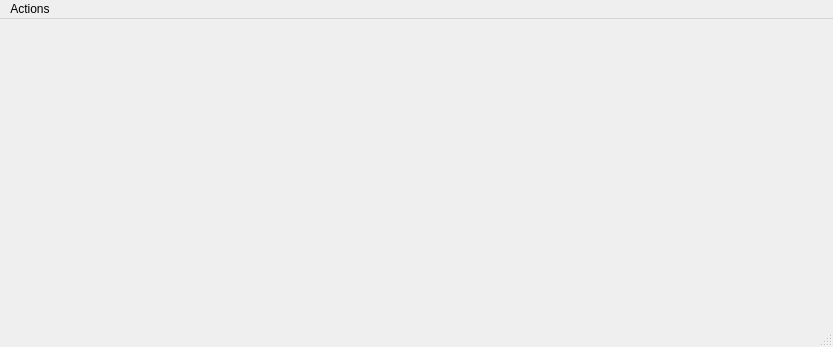
2042Third/pdmQt, file src/debugwindow.ui: the form before one commit.
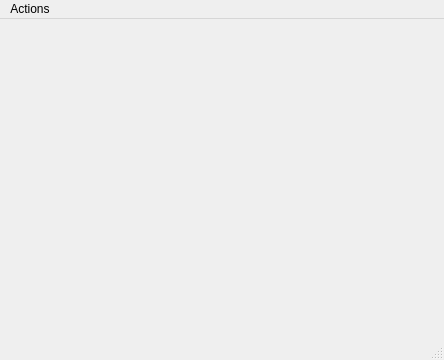
The form after the commit.

Commit message: Stay on top possible debugwindow.

Diff of the .ui file:
```diff
--- a/src/debugwindow.ui
+++ b/src/debugwindow.ui
@@ -6,8 +6,8 @@
    <rect>
     <x>0</x>
     <y>0</y>
-    <width>833</width>
-    <height>347</height>
+    <width>444</width>
+    <height>360</height>
    </rect>
   </property>
   <property name="windowTitle">
@@ -21,7 +21,7 @@
     <rect>
      <x>0</x>
      <y>0</y>
-     <width>833</width>
+     <width>444</width>
      <height>22</height>
     </rect>
    </property>
```
The commit also changes 2 other files.
